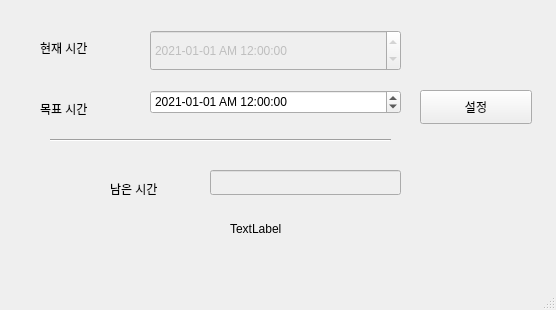
Qt form main.ui (mildsalmon/D-day_timer) before a commit.
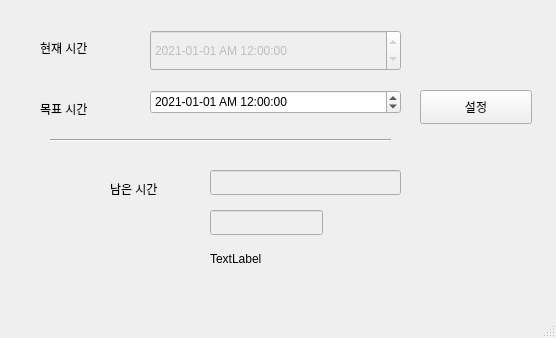
The same form after that commit.

Commit message: :zap:[EDIT] 최소 크기 설정, 몇 주 남았는지 표시하는 텍스트 박스 추가

```diff
--- a/main.ui
+++ b/main.ui
@@ -7,9 +7,15 @@
     <x>0</x>
     <y>0</y>
     <width>556</width>
-    <height>310</height>
+    <height>338</height>
    </rect>
   </property>
+  <property name="minimumSize">
+   <size>
+    <width>556</width>
+    <height>338</height>
+   </size>
+  </property>
   <property name="windowTitle">
    <string>MainWindow</string>
   </property>
@@ -17,8 +23,8 @@
    <widget class="QLabel" name="label_1">
     <property name="geometry">
      <rect>
-      <x>230</x>
-      <y>220</y>
+      <x>210</x>
+      <y>250</y>
       <width>121</width>
       <height>18</height>
      </rect>
@@ -183,6 +189,19 @@
      <string>설정</string>
     </property>
    </widget>
+   <widget class="QLineEdit" name="lineEdit_2">
+    <property name="enabled">
+     <bool>false</bool>
+    </property>
+    <property name="geometry">
+     <rect>
+      <x>210</x>
+      <y>210</y>
+      <width>113</width>
+      <height>25</height>
+     </rect>
+    </property>
+   </widget>
   </widget>
   <widget class="QMenuBar" name="menubar">
    <property name="geometry">
```
